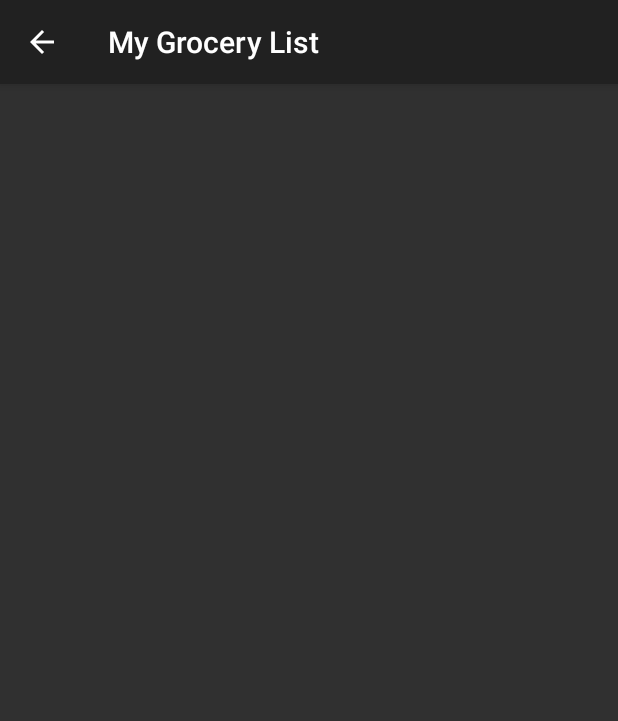
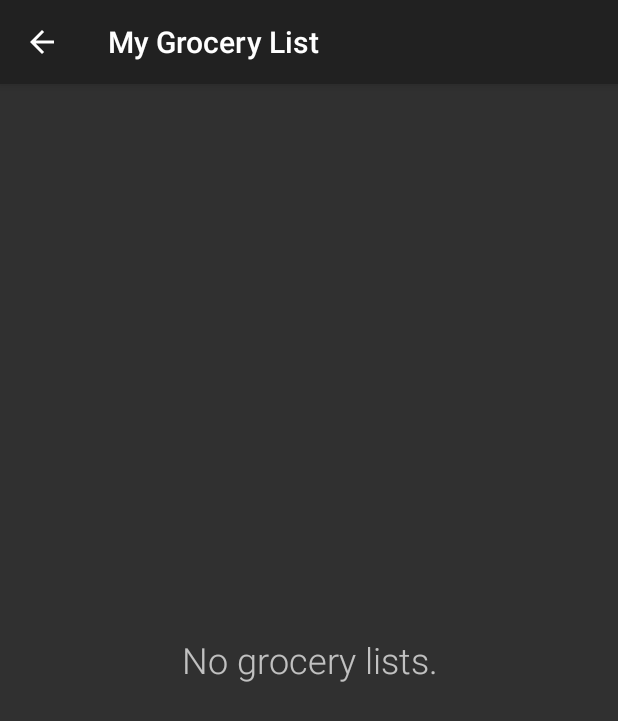
Before and after one commit to smoenssen/MyGroceryList, an Android app: the GoShoppingActivity screen opened directly, with no data from a screen before it, on a phone screen of 412 x 824 dp. Shown: the top 721 px of the screen. Run offline under Robolectric (Android 15) with nearby library versions, the phone set to English and light mode, and no system bars; libraries missing offline, so code that uses them is left out: com.itextpdf.text; 4 statements that could not run were skipped.

Commit message:
set empty views for all list views

```diff
--- a/app/src/main/java/com/smoftware/mygrocerylist/EditCategoryListActivity.java
+++ b/app/src/main/java/com/smoftware/mygrocerylist/EditCategoryListActivity.java
@@ -17,6 +17,7 @@ import android.view.ViewTreeObserver;
 import android.view.WindowManager;
 import android.widget.AdapterView;
 import android.widget.ListView;
+import android.widget.TextView;
 import android.widget.Toast;
 
 public class EditCategoryListActivity extends AppCompatActivity implements AddCategoryFragment.IOnAddCategoryDialogListener {
@@ -40,6 +41,11 @@ public class EditCategoryListActivity extends AppCompatActivity implements AddCa
         editCategoryListAdapter = new EditCategoryListAdapter(this, listId);
         final ListView editCategoryListView = (ListView)findViewById(R.id.iconListViewAdd);
         editCategoryListView.setAdapter(editCategoryListAdapter);
+
+        TextView emptyListView = (TextView) findViewById(R.id.emptyListViewAdd);
+        emptyListView.setText(R.string.no_grocery_categories);
+        editCategoryListView.setEmptyView(emptyListView);
+
         this.fab = (FloatingActionButton)findViewById(R.id.fab_add);
         this.fab.setBackgroundTintList(ColorStateList.valueOf(getResources().getColor(R.color.colorFab)));
         this.fab.setRippleColor(getResources().getColor(R.color.colorFabRipple));
--- a/app/src/main/java/com/smoftware/mygrocerylist/EditGroceryItemListActivity.java
+++ b/app/src/main/java/com/smoftware/mygrocerylist/EditGroceryItemListActivity.java
@@ -17,6 +17,7 @@ import android.view.ViewTreeObserver;
 import android.view.WindowManager;
 import android.widget.AdapterView;
 import android.widget.ListView;
+import android.widget.TextView;
 import android.widget.Toast;
 
 
@@ -38,6 +39,11 @@ public class EditGroceryItemListActivity extends AppCompatActivity implements Ad
         editGroceryItemListAdapter = new EditGroceryItemListAdapter(this, catId, listId);
         final ListView editGroceryItemListView = (ListView)findViewById(R.id.iconListViewAdd);
         editGroceryItemListView.setAdapter(editGroceryItemListAdapter);
+
+        TextView emptyListView = (TextView) findViewById(R.id.emptyListViewAdd);
+        emptyListView.setText(R.string.no_grocery_items);
+        editGroceryItemListView.setEmptyView(emptyListView);
+
         this.fab = (FloatingActionButton)findViewById(R.id.fab_add);
         this.fab.setBackgroundTintList(ColorStateList.valueOf(getResources().getColor(R.color.colorFab)));
         this.fab.setRippleColor(getResources().getColor(R.color.colorFabRipple));
--- a/app/src/main/java/com/smoftware/mygrocerylist/GoShoppingActivity.java
+++ b/app/src/main/java/com/smoftware/mygrocerylist/GoShoppingActivity.java
@@ -13,6 +13,7 @@ import android.view.View;
 import android.view.ViewTreeObserver;
 import android.widget.AdapterView;
 import android.widget.ListView;
+import android.widget.TextView;
 
 import java.io.File;
 
@@ -37,6 +38,11 @@ public class GoShoppingActivity extends AppCompatActivity {
         goShoppingAdapter = new GoShoppingAdapter(this);
         final ListView goShoppingView = (ListView)findViewById(R.id.shoppingList);
         goShoppingView.setAdapter(goShoppingAdapter);
+
+        TextView emptyListView = (TextView) findViewById(R.id.emptyListViewShopping);
+        emptyListView.setText(R.string.no_grocery_lists);
+        goShoppingView.setEmptyView(emptyListView);
+
         this.fabEmail = (FloatingActionButton)findViewById(R.id.fab_email);
         this.fabEmail.hide();
         this.fabGo = (FloatingActionButton)findViewById(R.id.fab_go);
--- a/app/src/main/java/com/smoftware/mygrocerylist/ManageListsActivity.java
+++ b/app/src/main/java/com/smoftware/mygrocerylist/ManageListsActivity.java
@@ -18,6 +18,7 @@ import android.view.ViewTreeObserver;
 import android.view.WindowManager;
 import android.widget.AdapterView;
 import android.widget.ListView;
+import android.widget.TextView;
 import android.widget.Toast;
 
 public class ManageListsActivity extends AppCompatActivity implements AddListFragment.IOnAddListDialogListener {
@@ -40,6 +41,11 @@ public class ManageListsActivity extends AppCompatActivity implements AddListFra
         listsManageAdapter = new ManageListsAdapter(this);
         final ListView manageListsView = (ListView)findViewById(R.id.iconListViewAdd);
         manageListsView.setAdapter(listsManageAdapter);
+
+        TextView emptyListView = (TextView) findViewById(R.id.emptyListViewAdd);
+        emptyListView.setText(R.string.no_grocery_lists);
+        manageListsView.setEmptyView(emptyListView);
+
         this.fab = (FloatingActionButton)findViewById(R.id.fab_add);
         this.fab.setBackgroundTintList(ColorStateList.valueOf(getResources().getColor(R.color.colorFab)));
         this.fab.setRippleColor(getResources().getColor(R.color.colorFabRipple));
--- a/app/src/main/res/layout/icon_list_add.xml
+++ b/app/src/main/res/layout/icon_list_add.xml
@@ -17,7 +17,6 @@
         android:layout_height="match_parent"
         android:gravity="center_vertical|center_horizontal"
         android:textSize="24sp"
-        android:text="@string/no_grocery_items"
         android:fontFamily="sans-serif-light"/>
     <android.support.design.widget.FloatingActionButton
         android:id="@+id/fab_add"
--- a/app/src/main/res/layout/icon_list_edit.xml
+++ b/app/src/main/res/layout/icon_list_edit.xml
@@ -17,7 +17,7 @@
         android:layout_height="match_parent"
         android:gravity="center_vertical|center_horizontal"
         android:textSize="24sp"
-        android:text="@string/no_grocery_items"
+        android:visibility="gone"
         android:fontFamily="sans-serif-light"/>
     <android.support.design.widget.FloatingActionButton
         android:id="@+id/fab_mic"
--- a/app/src/main/res/layout/shopping_list.xml
+++ b/app/src/main/res/layout/shopping_list.xml
@@ -12,6 +12,14 @@
         android:clickable="true"
         android:id="@+id/shoppingList"
         android:listSelector="#114040" />
+    <TextView
+        android:id="@+id/emptyListViewShopping"
+        android:layout_width="match_parent"
+        android:layout_height="match_parent"
+        android:gravity="center_vertical|center_horizontal"
+        android:textSize="24sp"
+        android:visibility="gone"
+        android:fontFamily="sans-serif-light"/>
     <android.support.design.widget.FloatingActionButton
         android:id="@+id/fab_go"
         android:visibility="invisible"
--- a/app/src/main/res/values/strings.xml
+++ b/app/src/main/res/values/strings.xml
@@ -2,6 +2,9 @@
     <string name="app_name">My Grocery List</string>
 
     <string name="no_grocery_items">No grocery items.</string>
+    <string name="no_grocery_lists">No grocery lists.</string>
+    <string name="no_grocery_categories">No grocery categories.</string>
+
     <string name="fontsize_prompt">Choose a font size for printed list:</string>
     <string-array name="fontsize_array">
         <item>8</item>
```
Also changed, not shown: app/src/main/java/com/smoftware/mygrocerylist/CreateListActivity.java (+1 -40 lines).
